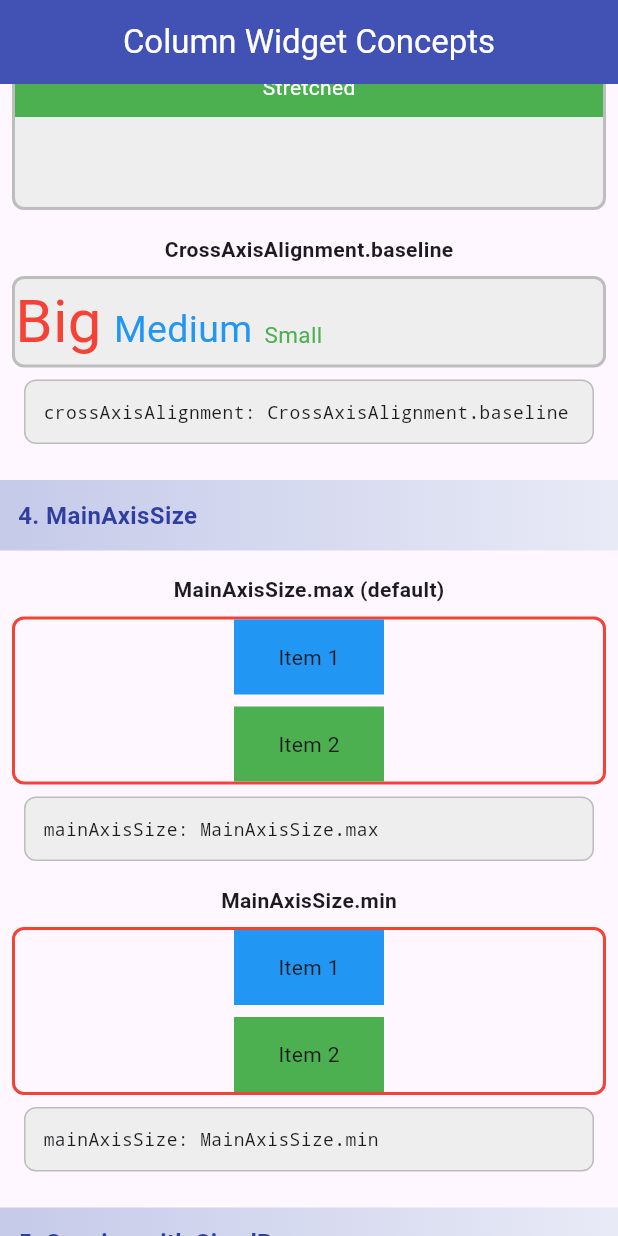
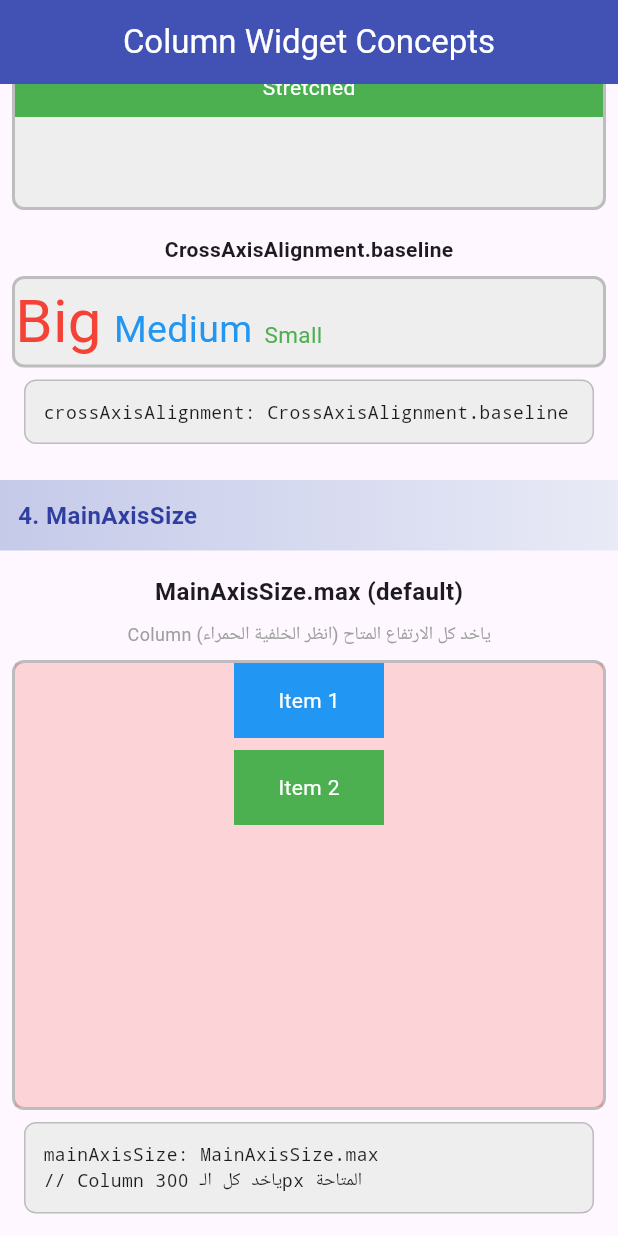
Before and after one commit to MProgrammer01/Android-Cross-Platform-Flutter-Knowledges, a Flutter app: the screen it shows after launch, scrolled down 2880 dp, on a phone screen of 412 x 824 dp. Run offline on Flutter 3.47's test engine with Material 3 defaults, Android fonts, the phone set to English and light mode, and no system bars; our stand-ins replace google_fonts; network calls fail.

Commit message:
update column widget

```diff
--- a/column_widget/lib/column_concepts.dart
+++ b/column_widget/lib/column_concepts.dart
@@ -302,73 +302,205 @@ class ColumnConcepts extends StatelessWidget {
           // MainAxisSize.max
           const Text(
             'MainAxisSize.max (default)',
-            style: TextStyle(fontWeight: FontWeight.bold),
+            style: TextStyle(fontWeight: FontWeight.bold, fontSize: 16),
+          ),
+          const SizedBox(height: 8),
+          const Text(
+            'Column ياخد كل الارتفاع المتاح (انظر الخلفية الحمراء)',
+            style: TextStyle(color: Colors.grey, fontSize: 12),
           ),
           const SizedBox(height: 8),
           Container(
             width: double.infinity,
+            height: 300, // ⭐ حددنا الارتفاع باش نشوفو الفرق
             decoration: BoxDecoration(
-              border: Border.all(color: Colors.red, width: 2),
+              border: Border.all(color: Colors.grey.shade400, width: 2),
               borderRadius: BorderRadius.circular(8),
             ),
+            child: Container(
+              // ⭐ Background أحمر للـ Column كامل
+              color: Colors.red.withOpacity(0.2),
               child: Column(
-              mainAxisSize: MainAxisSize.max,
-
+                mainAxisSize: MainAxisSize.max, // كل الارتفاع
+                mainAxisAlignment: MainAxisAlignment.start,
                 children: [
                   Container(
                     width: 100,
                     height: 50,
                     color: Colors.blue,
-                  child: const Center(child: Text('Item 1')),
+                    child: const Center(
+                      child: Text(
+                        'Item 1',
+                        style: TextStyle(color: Colors.white),
+                      ),
+                    ),
                   ),
                   const SizedBox(height: 8),
                   Container(
                     width: 100,
                     height: 50,
                     color: Colors.green,
-                  child: const Center(child: Text('Item 2')),
+                    child: const Center(
+                      child: Text(
+                        'Item 2',
+                        style: TextStyle(color: Colors.white),
+                      ),
+                    ),
                   ),
                 ],
               ),
             ),
+          ),
           const SizedBox(height: 8),
-          _buildCodeBox('mainAxisSize: MainAxisSize.max'),
+          _buildCodeBox(
+              'mainAxisSize: MainAxisSize.max\n'
+                  '// Column ياخد كل الـ 300px المتاحة'
+          ),
 
           const SizedBox(height: 16),
 
           // MainAxisSize.min
           const Text(
             'MainAxisSize.min',
-            style: TextStyle(fontWeight: FontWeight.bold),
+            style: TextStyle(fontWeight: FontWeight.bold, fontSize: 16),
+          ),
+          const SizedBox(height: 8),
+          const Text(
+            'Column ياخد فقط الارتفاع المحتاج (انظر الخلفية الخضراء)',
+            style: TextStyle(color: Colors.grey, fontSize: 12),
           ),
           const SizedBox(height: 8),
           Container(
             width: double.infinity,
+            height: 300, // ⭐ نفس الارتفاع
             decoration: BoxDecoration(
-              border: Border.all(color: Colors.red, width: 2),
+              border: Border.all(color: Colors.grey.shade400, width: 2),
               borderRadius: BorderRadius.circular(8),
             ),
             child: Column(
-              mainAxisSize: MainAxisSize.min,
+              children: [
+                Container(
+                  // ⭐ Background أخضر فقط للارتفاع المحتاج
+                  color: Colors.green.withOpacity(0.2),
+                  child: Column(
+                    mainAxisSize: MainAxisSize.min, // الارتفاع المحتاج فقط
                     children: [
                       Container(
                         width: 100,
                         height: 50,
                         color: Colors.blue,
-                  child: const Center(child: Text('Item 1')),
+                        child: const Center(
+                          child: Text(
+                            'Item 1',
+                            style: TextStyle(color: Colors.white),
+                          ),
+                        ),
                       ),
                       const SizedBox(height: 8),
                       Container(
                         width: 100,
                         height: 50,
                         color: Colors.green,
-                  child: const Center(child: Text('Item 2')),
+                        child: const Center(
+                          child: Text(
+                            'Item 2',
+                            style: TextStyle(color: Colors.white),
+                          ),
+                        ),
+                      ),
+                    ],
+                  ),
                 ),
               ],
             ),
           ),
           const SizedBox(height: 8),
-          _buildCodeBox('mainAxisSize: MainAxisSize.min'),
+          _buildCodeBox(
+              'mainAxisSize: MainAxisSize.min\n'
+                  '// Column ياخد فقط 108px (50+8+50)'
+          ),
+
+          const SizedBox(height: 16),
+
+          // مثال توضيحي إضافي
+          Container(
+            padding: const EdgeInsets.all(16),
+            decoration: BoxDecoration(
+              color: Colors.blue.shade50,
+              borderRadius: BorderRadius.circular(8),
+              border: Border.all(color: Colors.blue.shade200),
+            ),
+            child: const Column(
+              crossAxisAlignment: CrossAxisAlignment.start,
+              children: [
+                Row(
+                  children: [
+                    Icon(Icons.info_outline, color: Colors.blue),
+                    SizedBox(width: 8),
+                    Text(
+                      'انظر الفرق في الخلفية الملونة:',
+                      style: TextStyle(
+                        fontWeight: FontWeight.bold,
+                        color: Colors.blue,
+                      ),
+                    ),
+                  ],
+                ),
+                SizedBox(height: 12),
+                Row(
+                  crossAxisAlignment: CrossAxisAlignment.start,
+                  children: [
+                    Text('🔴 ', style: TextStyle(fontSize: 20)),
+                    Expanded(
+                      child: Column(
+                        crossAxisAlignment: CrossAxisAlignment.start,
+                        children: [
+                          Text(
+                            'MainAxisSize.max:',
+                            style: TextStyle(fontWeight: FontWeight.bold),
+                          ),
+                          Text(
+                            'الخلفية الحمراء تملأ كل الارتفاع (300px)',
+                            style: TextStyle(fontSize: 13),
+                          ),
+                          Text(
+                            'Column ياخد كل المساحة المتاحة',
+                            style: TextStyle(fontSize: 13),
+                          ),
+                        ],
+                      ),
+                    ),
+                  ],
+                ),
+                SizedBox(height: 8),
+                Row(
+                  crossAxisAlignment: CrossAxisAlignment.start,
+                  children: [
+                    Text('🟢 ', style: TextStyle(fontSize: 20)),
+                    Expanded(
+                      child: Column(
+                        crossAxisAlignment: CrossAxisAlignment.start,
+                        children: [
+                          Text(
+                            'MainAxisSize.min:',
+                            style: TextStyle(fontWeight: FontWeight.bold),
+                          ),
+                          Text(
+                            'الخلفية الخضراء تاخد فقط 108px',
+                            style: TextStyle(fontSize: 13),
+                          ),
+                          Text(
+                            'Column ياخد فقط حجم العناصر (50+8+50)',
+                            style: TextStyle(fontSize: 13),
+                          ),
+                        ],
+                      ),
+                    ),
+                  ],
+                ),
+              ],
+            ),
+          ),
         ],
       ),
     );
```
Lines whose indentation alone changed are shown as unchanged.
